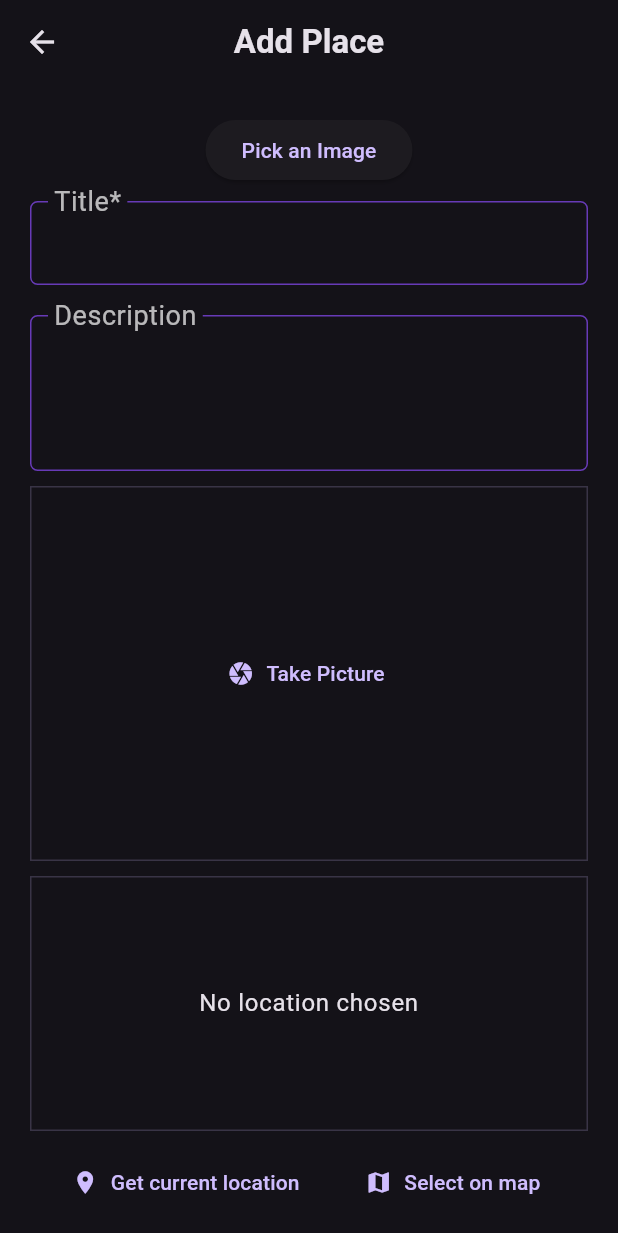
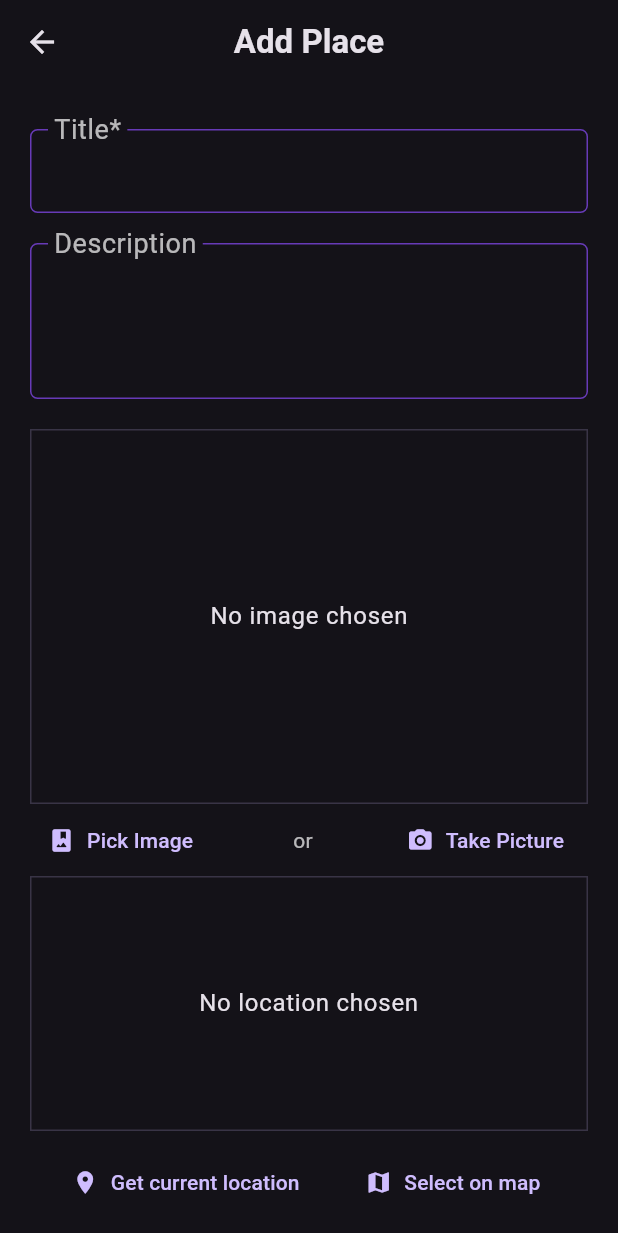
Before and after one commit to gu-tig333-ht24/spotly, a Flutter app: the AddPlacePage screen opened directly with empty values, after a tap on "Take Picture", on a phone screen of 412 x 824 dp. Shown: the top 1233 px of the screen. Run offline on Flutter 3.47's test engine with Material 3 defaults, Android fonts, the phone set to English and light mode, and no system bars; our stand-ins replace flutter_riverpod, flutter_swipe_action_cell, geolocator, google_fonts, image_picker, shared_preferences and 1 more; accounts and stored records are empty.

Commit message:
improve ui and readability, extract out to multiple widgets

```diff
--- a/lib/src/features/place/add_place/ui/widgets/add_place_form.dart
+++ b/lib/src/features/place/add_place/ui/widgets/add_place_form.dart
@@ -3,18 +3,16 @@ import 'dart:io';
 import 'package:flutter/material.dart';
 
 import 'package:flutter_riverpod/flutter_riverpod.dart';
-import 'package:image_picker/image_picker.dart';
 import 'package:path/path.dart' as path;
 import 'package:path_provider/path_provider.dart';
 
 import '../../../../../core/constants/app_sizes.dart';
 import '../../../../../core/dtos/place_dto.dart';
 import '../../../../../core/models/place_location.dart';
-import '../../../../../core/widgets/custom_filled_button.dart';
 import '../../../../../core/widgets/custom_text_form_field.dart';
 import '../../../../../core/widgets/location_input.dart';
 import '../../providers/add_place_form_provider.dart';
-import 'image_display.dart';
+import 'custom_image_picker.dart';
 
 class AddPlaceForm extends ConsumerStatefulWidget {
   const AddPlaceForm({
@@ -55,22 +53,7 @@ class _AddPlaceFormState extends ConsumerState<AddPlaceForm> {
     _selectedLocation = location;
   }
 
-  Future<void> _pickImage() async {
-    final imagePicker = ImagePicker();
-    final pickedImage =
-        await imagePicker.pickImage(source: ImageSource.gallery);
-
-    if (pickedImage == null) return;
-
-    final appDir = await getApplicationDocumentsDirectory();
-    final fileName = path.basename(pickedImage.path);
-    final savedImage =
-        await File(pickedImage.path).copy('${appDir.path}/$fileName');
-
-    _selectedImageFile = savedImage; // Spara filen
-  }
-
-  void _submit(BuildContext context) {
+  Future<void> _submit(BuildContext context) async {
     if (_selectedLocation == null) {
       ScaffoldMessenger.of(context).showSnackBar(
         const SnackBar(
@@ -78,6 +61,14 @@ class _AddPlaceFormState extends ConsumerState<AddPlaceForm> {
         ),
       );
       return;
+    }
+
+    // TODO: is this the correct place for it?
+    if (_selectedImageFile != null) {
+      final filePath = _selectedImageFile!.path;
+      final appDir = await getApplicationDocumentsDirectory();
+      final fileName = path.basename(filePath);
+      await File(filePath).copy("${appDir.path}/$fileName");
     }
 
     widget.onSubmit(
@@ -99,10 +90,6 @@ class _AddPlaceFormState extends ConsumerState<AddPlaceForm> {
       child: Form(
         child: Column(
           children: [
-            ElevatedButton(
-              onPressed: _pickImage,
-              child: const Text("Pick an Image"),
-            ),
             const SizedBox(height: AppSizes.s10),
             CustomTextFormField(
               controller: _titleController,
@@ -119,37 +106,11 @@ class _AddPlaceFormState extends ConsumerState<AddPlaceForm> {
               onChanged: _formController.changeDescription,
               onSubmit: formState.isValid ? () => _submit(context) : null,
             ),
-            const SizedBox(height: AppSizes.s10),
-            Container(
-              decoration: BoxDecoration(
-                border: Border.all(
-                  width: 1,
-                  color: Theme.of(context).colorScheme.primary.withOpacity(0.2),
-                ),
-              ),
-              height: 250,
-              width: double.infinity,
-              alignment: Alignment.center,
-              child: ImageDisplay(
-                onImageSelected: (File file) {
-                  _selectedImageFile = file;
-                },
-              ),
-            ),
-            const SizedBox(height: AppSizes.s10),
+            const SizedBox(height: AppSizes.s20),
+            CustomImagePicker(onImageSelected: (File file) {
+              _selectedImageFile = file;
+            }),
             LocationInput(onSelectLocation: _selectPlaceLocation),
-            const SizedBox(height: AppSizes.s20),
-            Row(
-              children: [
-                Expanded(
-                  child: CustomFilledButton(
-                    onPressed:
-                        formState.isValid ? () => _submit(context) : null,
-                    text: "Save",
-                  ),
-                ),
-              ],
-            ),
           ],
         ),
       ),
--- /dev/null
+++ b/lib/src/features/place/add_place/ui/widgets/custom_image_picker.dart
@@ -0,0 +1,106 @@
+import 'dart:io';
+import 'dart:typed_data';
+
+import 'package:flutter/foundation.dart' show kIsWeb;
+import 'package:flutter/material.dart';
+
+import 'package:image_picker/image_picker.dart';
+
+import 'image_content_view.dart';
+
+class CustomImagePicker extends StatefulWidget {
+  const CustomImagePicker({
+    super.key,
+    required this.onImageSelected,
+  });
+
+  final Function(File file) onImageSelected;
+
+  @override
+  State<CustomImagePicker> createState() => _CustomImagePickerState();
+}
+
+class _CustomImagePickerState extends State<CustomImagePicker> {
+  File? _selectedImageFile;
+  Uint8List? _selectedImageBytes;
+
+  Future<void> _pickImageFromGallery() async {
+    final imagePicker = ImagePicker();
+    final pickedImage = await imagePicker.pickImage(
+      source: ImageSource.gallery,
+    );
+    if (pickedImage == null) {
+      return;
+    }
+
+    setState(() {
+      _selectedImageFile = File(pickedImage.path);
+    });
+    widget.onImageSelected(_selectedImageFile!);
+  }
+
+  Future<void> _takePictureWithCamera() async {
+    final imagePicker = ImagePicker();
+    final pickedImage = await imagePicker.pickImage(
+      source: ImageSource.camera,
+      maxWidth: 600,
+    );
+    if (pickedImage == null) {
+      return;
+    }
+
+    if (kIsWeb) {
+      final imageBytes = await pickedImage.readAsBytes();
+      setState(() {
+        _selectedImageBytes = imageBytes;
+      });
+    } else {
+      setState(() {
+        _selectedImageFile = File(pickedImage.path);
+      });
+      widget.onImageSelected(_selectedImageFile!);
+    }
+  }
+
+  @override
+  Widget build(BuildContext context) {
+    return Column(
+      children: [
+        Container(
+          decoration: BoxDecoration(
+            border: Border.all(
+              width: 1,
+              color: Theme.of(context).colorScheme.primary.withOpacity(0.2),
+            ),
+          ),
+          height: 250,
+          width: double.infinity,
+          alignment: Alignment.center,
+          child: ImageContentView(
+            imageBytes: _selectedImageBytes,
+            imageFile: _selectedImageFile,
+          ),
+        ),
+        Row(
+          mainAxisAlignment: MainAxisAlignment.spaceBetween,
+          children: [
+            TextButton.icon(
+              onPressed: _pickImageFromGallery,
+              icon: const Icon(Icons.photo_album_rounded),
+              label: const Text("Pick Image"),
+            ),
+            const Text(
+              "or",
+              style: TextStyle(color: Colors.white70),
+            ),
+            TextButton.icon(
+              onPressed: _takePictureWithCamera,
+              icon: const Icon(Icons.camera_alt_rounded),
+              label: const Text("Take Picture"),
+            ),
+          ],
+        ),
+      ],
+    );
+  }
+}
--- /dev/null
+++ b/lib/src/features/place/add_place/ui/widgets/image_content_view.dart
@@ -0,0 +1,42 @@
+import 'dart:io';
+
+import 'package:flutter/foundation.dart';
+import 'package:flutter/material.dart';
+
+class ImageContentView extends StatelessWidget {
+  const ImageContentView({
+    super.key,
+    this.imageBytes,
+    this.imageFile,
+  });
+
+  final Uint8List? imageBytes;
+  final File? imageFile;
+
+  @override
+  Widget build(BuildContext context) {
+    if (kIsWeb && imageBytes != null) {
+      return Image.memory(
+        imageBytes!,
+        fit: BoxFit.cover,
+        width: double.infinity,
+        height: double.infinity,
+      );
+    } else if (imageFile != null) {
+      return Image.file(
+        imageFile!,
+        fit: BoxFit.cover,
+        width: double.infinity,
+        height: double.infinity,
+      );
+    }
+
+    return Text(
+      "No image chosen",
+      style: Theme.of(context)
+          .textTheme
+          .bodyLarge!
+          .copyWith(color: Theme.of(context).colorScheme.onSurface),
+    );
+  }
+}
--- a/lib/src/features/place/add_place/ui/widgets/image_display.dart
+++ /dev/null
@@ -1,81 +0,0 @@
-import 'dart:io';
-import 'dart:typed_data';
-
-import 'package:flutter/foundation.dart' show kIsWeb;
-import 'package:flutter/material.dart';
-
-import 'package:image_picker/image_picker.dart';
-
-class ImageDisplay extends StatefulWidget {
-  const ImageDisplay({
-    super.key,
-    required this.onImageSelected,
-  });
-
-  final Function(File file) onImageSelected;
-
-  @override
-  State<ImageDisplay> createState() => _ImageDisplayState();
-}
-
-class _ImageDisplayState extends State<ImageDisplay> {
-  File? _selectedImageFile;
-  Uint8List? _selectedImageBytes;
-
-  Future<void> _takePicture() async {
-    final imagePicker = ImagePicker();
-    final pickedImage = await imagePicker.pickImage(
-      source: ImageSource.camera,
-      maxWidth: 600,
-    );
-
-    if (pickedImage == null) {
-      return;
-    }
-
-    if (kIsWeb) {
-      final imageBytes = await pickedImage.readAsBytes();
-      setState(() {
-        _selectedImageBytes = imageBytes;
-      });
-    } else {
-      setState(() {
-        _selectedImageFile = File(pickedImage.path);
-      });
-      widget.onImageSelected(_selectedImageFile!);
-    }
-  }
-
-  @override
-  Widget build(BuildContext context) {
-    Widget imageDisplay = TextButton.icon(
-      icon: const Icon(Icons.camera),
-      label: const Text('Take Picture'),
-      onPressed: _takePicture,
-    );
-
-    if (kIsWeb && _selectedImageBytes != null) {
-      imageDisplay = GestureDetector(
-        onTap: _takePicture,
-        child: Image.memory(
-          _selectedImageBytes!,
-          fit: BoxFit.cover,
-          width: double.infinity,
-          height: double.infinity,
-        ),
-      );
-    } else if (_selectedImageFile != null) {
-      imageDisplay = GestureDetector(
-        onTap: _takePicture,
-        child: Image.file(
-          _selectedImageFile!,
-          fit: BoxFit.cover,
-          width: double.infinity,
-          height: double.infinity,
-        ),
-      );
-    }
-
-    return imageDisplay;
-  }
-}
```
